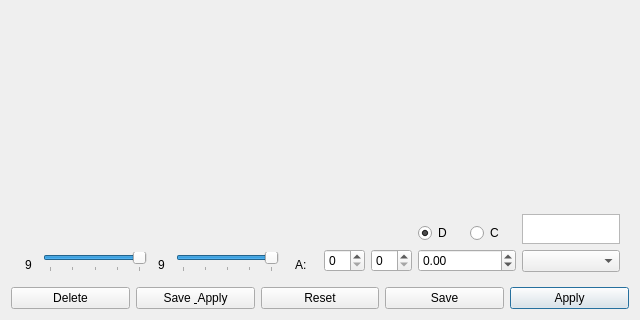
Old version of the form customfilter.ui in the repository parzygnat/cg_project_1; both pictures show x 0 to 640 and y 160 to 480 of the 640 by 480 pixel window.
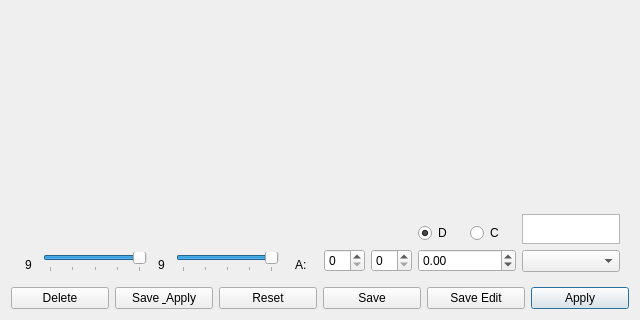
New version of the form.

```diff
--- a/customfilter.ui
+++ b/customfilter.ui
@@ -263,6 +263,13 @@
        </property>
       </widget>
      </item>
+     <item>
+      <widget class="QPushButton" name="pushButton_6">
+       <property name="text">
+        <string>Save Edit</string>
+       </property>
+      </widget>
+     </item>
      <item>
       <widget class="QPushButton" name="pushButton">
        <property name="text">
```
